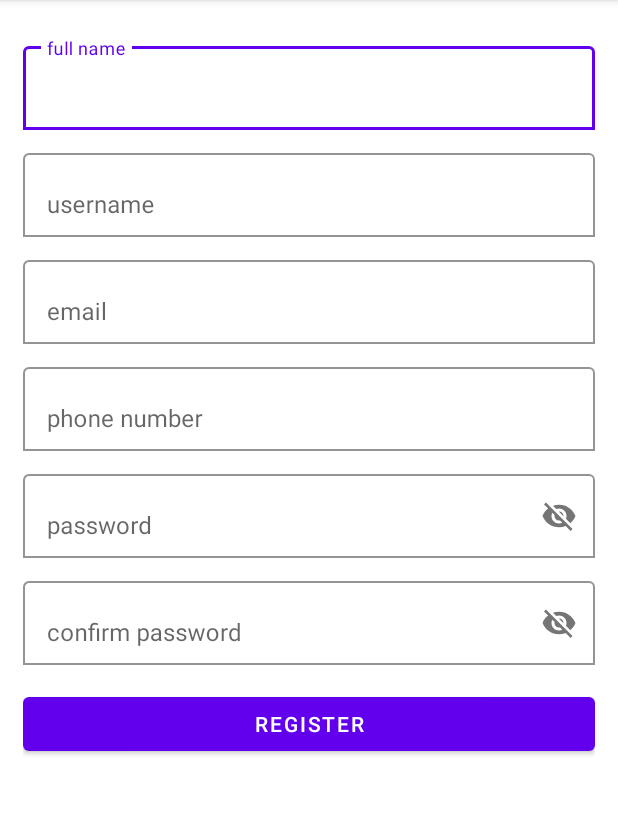
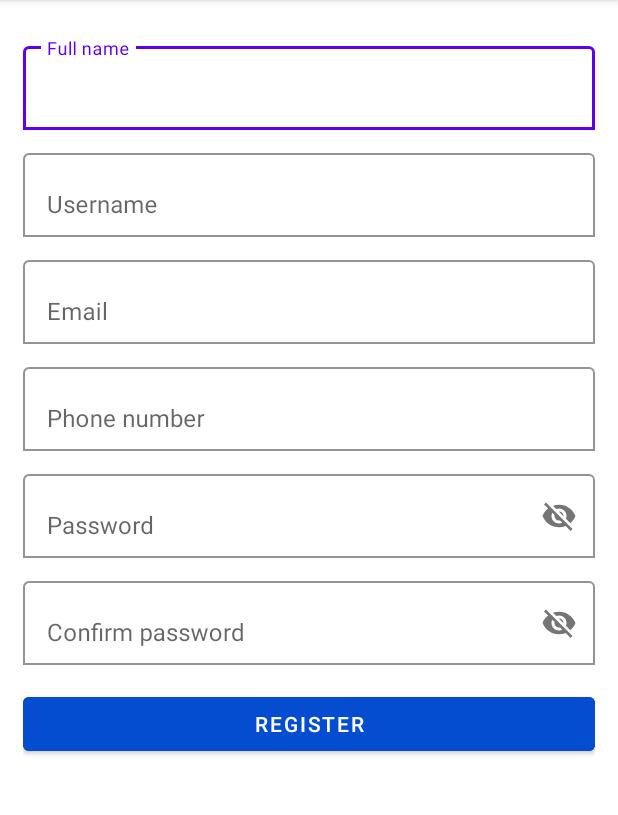
Before and after one commit to denisadfer/TR-PAM, an Android app: the RegisterActivity screen opened directly, with no data from a screen before it, on a phone screen of 412 x 824 dp, the part 84-899 px from its top. Run offline under Robolectric (Android 15) with nearby library versions, the phone set to English and light mode, and no system bars; our stand-ins replace Firebase (no records; nobody signed in at launch, a user with empty details on screens opened directly).

Commit message:
Add strings, colors, fix warning

```diff
--- a/app/src/main/res/layout/activity_register.xml
+++ b/app/src/main/res/layout/activity_register.xml
@@ -19,7 +19,7 @@
             android:id="@+id/fullname"
             android:layout_width="match_parent"
             android:layout_height="wrap_content"
-            android:hint="full name"
+            android:hint="@string/fullname"
             />
 
     </com.google.android.material.textfield.TextInputLayout>
@@ -35,7 +35,7 @@
             android:id="@+id/username"
             android:layout_width="match_parent"
             android:layout_height="wrap_content"
-            android:hint="username"
+            android:hint="@string/username"
             />
 
     </com.google.android.material.textfield.TextInputLayout>
@@ -51,7 +51,7 @@
             android:id="@+id/email"
             android:layout_width="match_parent"
             android:layout_height="wrap_content"
-            android:hint="email"
+            android:hint="@string/email"
             android:inputType="textEmailAddress"/>
 
     </com.google.android.material.textfield.TextInputLayout>
@@ -67,7 +67,7 @@
             android:id="@+id/phone"
             android:layout_width="match_parent"
             android:layout_height="wrap_content"
-            android:hint="phone number"
+            android:hint="@string/phonenumber"
             android:inputType="numberSigned"/>
 
     </com.google.android.material.textfield.TextInputLayout>
@@ -84,7 +84,7 @@
             android:id="@+id/pass1"
             android:layout_width="match_parent"
             android:layout_height="wrap_content"
-            android:hint="password"
+            android:hint="@string/password"
             android:inputType="textEmailAddress"/>
 
     </com.google.android.material.textfield.TextInputLayout>
@@ -101,7 +101,7 @@
             android:id="@+id/pass2"
             android:layout_width="match_parent"
             android:layout_height="wrap_content"
-            android:hint="confirm password"
+            android:hint="@string/confirmpass"
             android:inputType="textEmailAddress"/>
 
     </com.google.android.material.textfield.TextInputLayout>
@@ -111,7 +111,8 @@
         android:id="@+id/regis_btn1"
         android:layout_width="match_parent"
         android:layout_height="wrap_content"
-        android:text="Register"
+        android:backgroundTint="@color/primary"
+        android:text="@string/register"
         android:layout_marginTop="15dp"/>
 
 
--- a/app/src/main/res/values/colors.xml
+++ b/app/src/main/res/values/colors.xml
@@ -7,4 +7,6 @@
     <color name="teal_700">#FF018786</color>
     <color name="black">#FF000000</color>
     <color name="white">#FFFFFFFF</color>
+    <color name="primary">#044CD0</color>
+    <color name="danger">#D72503</color>
 </resources>
--- a/app/src/main/res/values/strings.xml
+++ b/app/src/main/res/values/strings.xml
@@ -1,3 +1,13 @@
 <resources>
     <string name="app_name">TRpam</string>
+    <string name="logout">Logout</string>
+    <string name="fullname">Full name</string>
+    <string name="username">Username</string>
+    <string name="email">Email</string>
+    <string name="phonenumber">Phone number</string>
+    <string name="password">Password</string>
+    <string name="confirmpass">Confirm password</string>
+    <string name="register">Register</string>
+    <string name="login">Login</string>
+    <string name="useroremail">Username or Email</string>
 </resources>
```
Also changed, not shown: app/src/main/java/com/dnx/trpam/MainActivity.java (+4 -4 lines), app/src/main/res/layout/activity_login.xml (+6 -4 lines), app/src/main/res/layout/activity_main.xml (+7 -7 lines).
